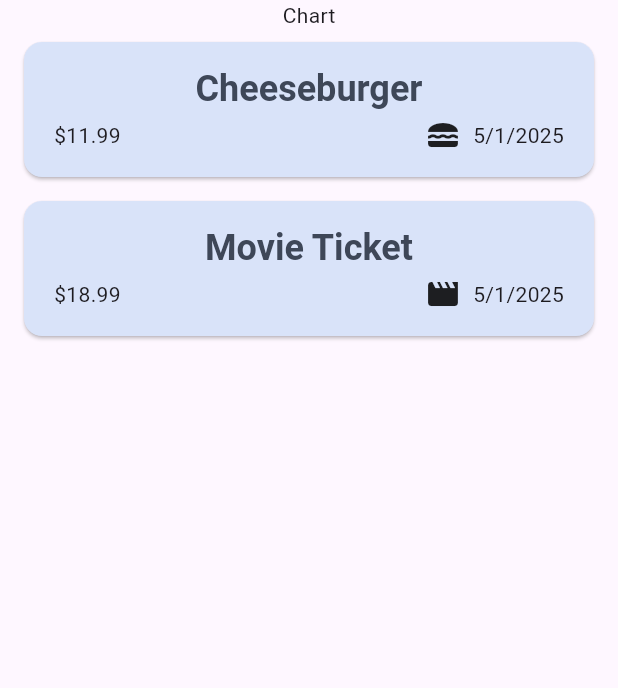
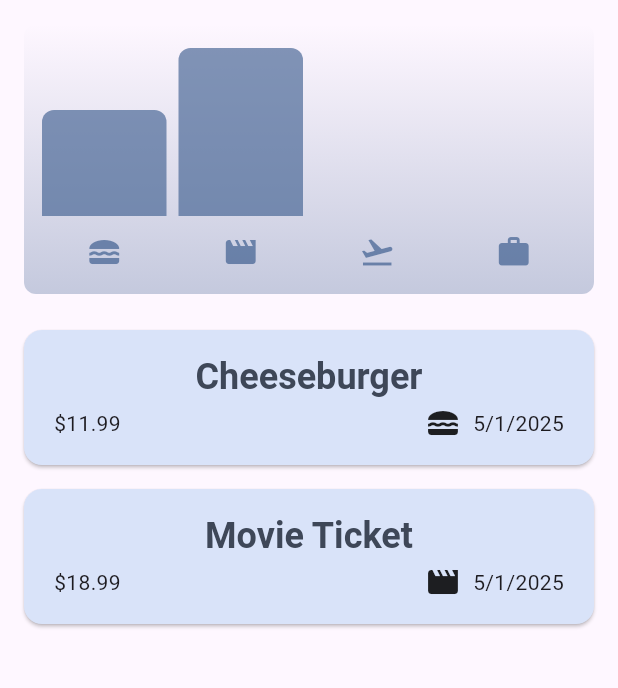
Before and after one commit to JerryWeng/expense_tracker, a Flutter app: the screen it shows after launch, on a phone screen of 412 x 824 dp, the part 84-772 px from its top. Run offline on Flutter 3.47's test engine with Material 3 defaults, Android fonts, the phone set to English and light mode, and no system bars.

Commit message:
added expense bucket and chart

```diff
--- a/lib/model/expense.dart
+++ b/lib/model/expense.dart
@@ -33,3 +33,28 @@ class Expense {
     return formatter.format(date);
   }
 }
+
+class ExpenseBucket {
+  const ExpenseBucket({
+    required this.category,
+    required this.expenses,
+  });
+
+  ExpenseBucket.forCategory(List<Expense> allExpenses, this.category)
+      : expenses = allExpenses
+            .where((expense) => expense.category == category)
+            .toList();
+
+  final Category category;
+  final List<Expense> expenses;
+
+  double get totalExpenses {
+    double sum = 0;
+
+    for (final expense in expenses) {
+      sum += expense.amount;
+    }
+
+    return sum;
+  }
+}
--- /dev/null
+++ b/lib/widgets/chart/chart.dart
@@ -0,0 +1,94 @@
+import 'package:expense_tracker/model/expense.dart';
+import 'package:flutter/material.dart';
+import 'package:expense_tracker/widgets/chart/chart_bar.dart';
+
+class Chart extends StatelessWidget {
+  const Chart({super.key, required this.expenses});
+
+  final List<Expense> expenses;
+
+  List<ExpenseBucket> get buckets {
+    return [
+      ExpenseBucket.forCategory(expenses, Category.food),
+      ExpenseBucket.forCategory(expenses, Category.leisure),
+      ExpenseBucket.forCategory(expenses, Category.travel),
+      ExpenseBucket.forCategory(expenses, Category.work),
+    ];
+  }
+
+  double get maxTotalExpense {
+    double maxTotalExpense = 0;
+
+    for (final bucket in buckets) {
+      if (bucket.totalExpenses > maxTotalExpense) {
+        maxTotalExpense = bucket.totalExpenses;
+      }
+    }
+
+    return maxTotalExpense;
+  }
+
+  @override
+  Widget build(BuildContext context) {
+    final isDarkMode =
+        MediaQuery.of(context).platformBrightness == Brightness.dark;
+    return Container(
+      margin: const EdgeInsets.all(16),
+      padding: const EdgeInsets.symmetric(
+        vertical: 16,
+        horizontal: 8,
+      ),
+      width: double.infinity,
+      height: 180,
+      decoration: BoxDecoration(
+        borderRadius: BorderRadius.circular(8),
+        gradient: LinearGradient(
+          colors: [
+            Theme.of(context).colorScheme.primary.withValues(alpha: .3),
+            Theme.of(context).colorScheme.primary.withValues(alpha: .0)
+          ],
+          begin: Alignment.bottomCenter,
+          end: Alignment.topCenter,
+        ),
+      ),
+      child: Column(
+        children: [
+          Expanded(
+            child: Row(
+              crossAxisAlignment: CrossAxisAlignment.end,
+              children: [
+                for (final bucket in buckets) // alternative to map()
+                  ChartBar(
+                    fill: bucket.totalExpenses == 0
+                        ? 0
+                        : bucket.totalExpenses / maxTotalExpense,
+                  )
+              ],
+            ),
+          ),
+          const SizedBox(height: 12),
+          Row(
+            children: buckets
+                .map(
+                  (bucket) => Expanded(
+                    child: Padding(
+                      padding: const EdgeInsets.symmetric(horizontal: 4),
+                      child: Icon(
+                        categoryIcons[bucket.category],
+                        color: isDarkMode
+                            ? Theme.of(context).colorScheme.secondary
+                            : Theme.of(context)
+                                .colorScheme
+                                .primary
+                                .withValues(alpha: .7),
+                      ),
+                    ),
+                  ),
+                )
+                .toList(),
+          )
+        ],
+      ),
+    );
+  }
+}
--- /dev/null
+++ b/lib/widgets/chart/chart_bar.dart
@@ -0,0 +1,34 @@
+import 'package:flutter/material.dart';
+
+class ChartBar extends StatelessWidget {
+  const ChartBar({
+    super.key,
+    required this.fill,
+  });
+
+  final double fill;
+
+  @override
+  Widget build(BuildContext context) {
+    final isDarkMode =
+        MediaQuery.of(context).platformBrightness == Brightness.dark;
+    return Expanded(
+      child: Padding(
+        padding: const EdgeInsets.symmetric(horizontal: 4),
+        child: FractionallySizedBox(
+          heightFactor: fill,
+          child: DecoratedBox(
+            decoration: BoxDecoration(
+              shape: BoxShape.rectangle,
+              borderRadius:
+                  const BorderRadius.vertical(top: Radius.circular(8)),
+              color: isDarkMode
+                  ? Theme.of(context).colorScheme.secondary
+                  : Theme.of(context).colorScheme.primary.withOpacity(0.65),
+            ),
+          ),
+        ),
+      ),
+    );
+  }
+}
--- a/lib/widgets/expenses.dart
+++ b/lib/widgets/expenses.dart
@@ -1,3 +1,4 @@
+import 'package:expense_tracker/widgets/chart/chart.dart';
 import 'package:expense_tracker/widgets/expenses_list/expenses_list.dart';
 import 'package:expense_tracker/widgets/new_expense.dart';
 import 'package:flutter/material.dart';
@@ -50,6 +51,17 @@ class _ExpensesState extends State<Expenses> {
   ];
   @override
   Widget build(BuildContext context) {
+    Widget mainContent = const Center(
+      child: Text('No expenses found. Click + to add!'),
+    );
+
+    if (_registeredExpenses.isNotEmpty) {
+      mainContent = ExpensesList(
+        expenses: _registeredExpenses,
+        onRemoveExpense: _removeExpense,
+      );
+    }
+
     return Scaffold(
         appBar: AppBar(
           title: const Text("Expense Tracker"),
@@ -62,13 +74,9 @@ class _ExpensesState extends State<Expenses> {
         ),
         body: Column(
           children: [
-          Text("Chart"),
-          Expanded(
-            child: ExpensesList(
-                expenses: _registeredExpenses, onRemoveExpense: _removeExpense),
-          ),
+            Chart(expenses: _registeredExpenses),
+            Expanded(child: mainContent),
           ],
-      ),
-    );
+        ));
   }
 }
```
Also changed, not shown: lib/widgets/expense_bucket.dart (deleted). Lines whose indentation alone changed are shown as unchanged.
